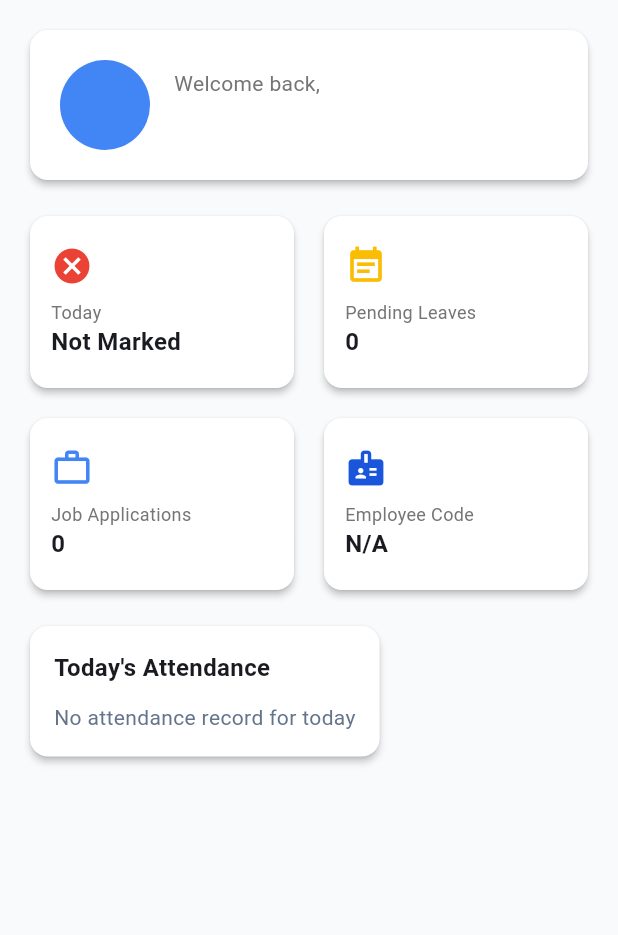
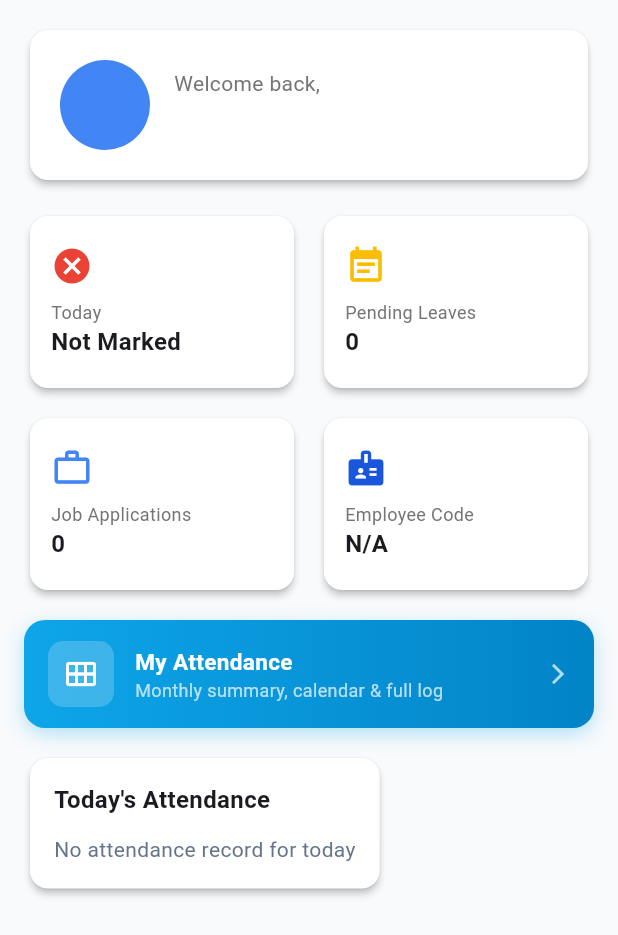
Before and after one commit to NEERAAJ0711/hrms-pro, a Flutter app: the DashboardScreen widget shown alone on an empty page, opened directly, on a phone screen of 412 x 824 dp. Shown: the top 935 px of the screen. Run offline on Flutter 3.47's test engine with Material 3 defaults, Android fonts, the phone set to English and light mode, and no system bars; our stand-ins replace camera, dio, flutter_secure_storage, geolocator, image_picker, pdf and 1 more; missing offline and left inert: google_mlkit_face_detection; accounts and stored records are empty; network calls fail.

Commit message:
feat: add My Attendance shortcut to Attendance tab and Dashboard

```diff
--- a/flutter_app/lib/features/dashboard/dashboard_screen.dart
+++ b/flutter_app/lib/features/dashboard/dashboard_screen.dart
@@ -3,6 +3,7 @@ import 'package:provider/provider.dart';
 import '../../core/api_client.dart';
 import '../../core/auth_provider.dart';
 import '../../core/theme.dart';
+import '../attendance/my_attendance_screen.dart';
 
 class DashboardScreen extends StatefulWidget {
   const DashboardScreen({super.key});
@@ -87,6 +88,8 @@ class _DashboardScreenState extends State<DashboardScreen> {
             else ...[
               _buildStatusCards(),
               const SizedBox(height: 16),
+              _buildMyAttendanceCard(),
+              const SizedBox(height: 16),
               _buildTodayAttendance(),
             ],
           ],
@@ -136,6 +139,33 @@ class _DashboardScreenState extends State<DashboardScreen> {
     );
   }
 
+  Widget _buildMyAttendanceCard() {
+    return GestureDetector(
+      onTap: () => Navigator.push(context, MaterialPageRoute(builder: (_) => const MyAttendanceScreen())),
+      child: Container(
+        padding: const EdgeInsets.symmetric(horizontal: 16, vertical: 14),
+        decoration: BoxDecoration(
+          gradient: const LinearGradient(colors: [Color(0xFF0EA5E9), Color(0xFF0284C7)], begin: Alignment.centerLeft, end: Alignment.centerRight),
+          borderRadius: BorderRadius.circular(14),
+          boxShadow: [BoxShadow(color: const Color(0xFF0EA5E9).withOpacity(0.3), blurRadius: 10, offset: const Offset(0, 4))],
+        ),
+        child: Row(children: [
+          Container(
+            padding: const EdgeInsets.all(10),
+            decoration: BoxDecoration(color: Colors.white.withOpacity(0.2), borderRadius: BorderRadius.circular(10)),
+            child: const Icon(Icons.calendar_view_month, color: Colors.white, size: 24),
+          ),
+          const SizedBox(width: 14),
+          const Expanded(child: Column(crossAxisAlignment: CrossAxisAlignment.start, children: [
+            Text('My Attendance', style: TextStyle(color: Colors.white, fontSize: 15, fontWeight: FontWeight.bold)),
+            Text('Monthly summary, calendar & full log', style: TextStyle(color: Colors.white70, fontSize: 12)),
+          ])),
+          const Icon(Icons.arrow_forward_ios, color: Colors.white70, size: 16),
+        ]),
+      ),
+    );
+  }
+
   Widget _buildTodayAttendance() {
     final attendance = _dashboardData?['todayAttendance'];
     return Card(
```
